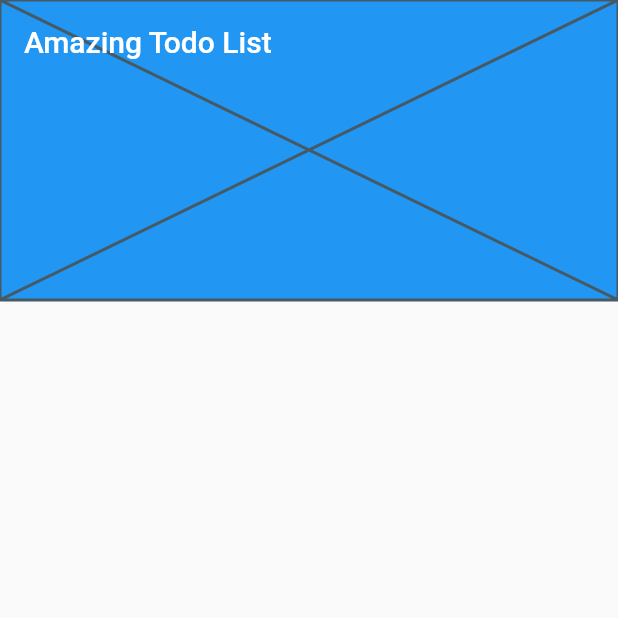
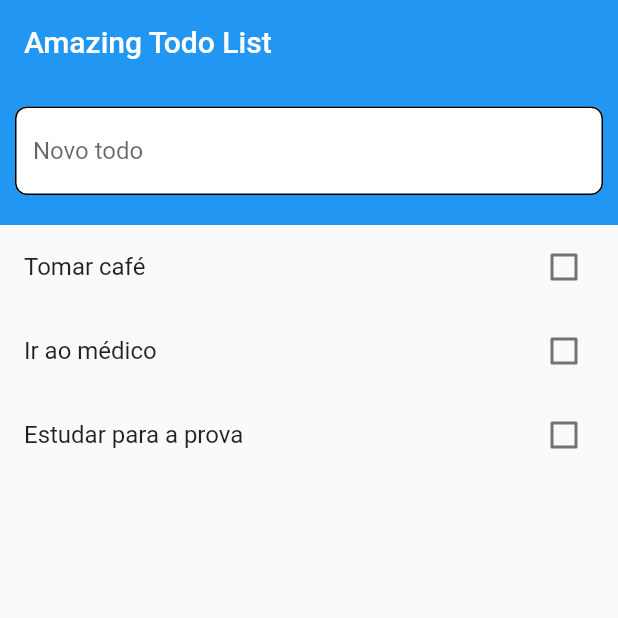
Before and after one commit to RickMartian/amazing_todo_list, a Flutter app: the screen it shows after launch, on a phone screen of 412 x 824 dp, the top half of it. Run offline on Flutter 3.47's test engine with Material 2 defaults, Android fonts, the phone set to English and light mode, and no system bars.

Commit message:
adding SliverAppBar and Dismissible

```diff
--- a/lib/main.dart
+++ b/lib/main.dart
@@ -21,8 +21,9 @@ class _HomePageState extends State<HomePage> {
   final data = [
     {"id": 01, "title": "Tomar café", "isChecked": false},
     {"id": 02, "title": "Ir ao médico", "isChecked": false},
-    {"id": 03, "title": "Estudar para a prova", "isChecked": false}
+    {"id": 03, "title": "Estudar para a prova", "isChecked": false},
   ];
+  TextEditingController _todoInputController = TextEditingController();
 
   void _changeCheckBox(bool newValue, int index) {
     setState(() {
@@ -30,12 +31,58 @@ class _HomePageState extends State<HomePage> {
     });
   }
 
+  void _onDismissed(DismissDirection direction, int index) {
+    setState(() {
+      data.removeAt(index);
+    });
+  }
+
+  Widget _dismissBackground(
+      Widget firstWidget, Widget secondWidget, bool invert) {
+    return Container(
+      padding: EdgeInsets.all(8.0),
+      child: Row(
+        mainAxisAlignment:
+            invert ? MainAxisAlignment.end : MainAxisAlignment.start,
+        children: <Widget>[
+          firstWidget,
+          SizedBox(
+            width: 10.0,
+          ),
+          secondWidget
+        ],
+      ),
+      color: Colors.red,
+    );
+  }
+
   Widget _renderTodo(BuildContext context, int index) {
-    return CheckboxListTile(
-      title: Text(data[index]["title"]),
-      value: data[index]["isChecked"],
-      onChanged: (newValue) => _changeCheckBox(newValue, index),
+    return Dismissible(
+      background:
+          _dismissBackground(Icon(Icons.cancel), Text("Excluir"), false),
+      secondaryBackground:
+          _dismissBackground(Text("Excluir"), Icon(Icons.cancel), true),
+      key: ValueKey(data[index]["id"]),
+      onDismissed: (DismissDirection direction) =>
+          _onDismissed(direction, index),
+      child: CheckboxListTile(
+        title: Text(data[index]["title"]),
+        value: data[index]["isChecked"],
+        onChanged: (newValue) => _changeCheckBox(newValue, index),
+      ),
     );
+  }
+
+  void _onNewTodoSubmitted(String text) {
+    final newTodo = {
+      "id": (data.length + 1),
+      "title": text,
+      "isChecked": false
+    };
+    setState(() {
+      data.add(newTodo);
+    });
+    _todoInputController.clear();
   }
 
   @override
@@ -45,13 +92,44 @@ class _HomePageState extends State<HomePage> {
         slivers: <Widget>[
           SliverAppBar(
             title: Text('Amazing Todo List'),
-            expandedHeight: 200.0,
+            expandedHeight: 150.0,
+            pinned: true,
             floating: true,
-            flexibleSpace: Placeholder(),
+            flexibleSpace: FlexibleSpaceBar(
+              background: Container(
+                padding: EdgeInsets.fromLTRB(10.0, 0.0, 10.0, 20.0),
+                alignment: Alignment.bottomCenter,
+                child: TextField(
+                  onSubmitted: _onNewTodoSubmitted,
+                  controller: _todoInputController,
+                  decoration: InputDecoration(
+                    filled: true,
+                    fillColor: Colors.white,
+                    hintText: 'Novo todo',
+                    focusedBorder: OutlineInputBorder(
+                      borderSide: BorderSide(
+                        color: Colors.black,
+                        width: 1.0,
+                      ),
+                      borderRadius: BorderRadius.circular(8.0),
+                    ),
+                    enabledBorder: OutlineInputBorder(
+                      borderRadius: BorderRadius.circular(8.0),
+                      borderSide: BorderSide(
+                        color: Colors.black,
+                        width: 1.0,
+                      ),
+                    ),
+                  ),
+                ),
+              ),
+            ),
           ),
-          ListView.builder(
-            itemBuilder: _renderTodo,
-            itemCount: data.length,
+          SliverList(
+            delegate: SliverChildBuilderDelegate(
+              _renderTodo,
+              childCount: data.length,
+            ),
           ),
         ],
       ),
```
Also changed, not shown: pubspec.lock.
